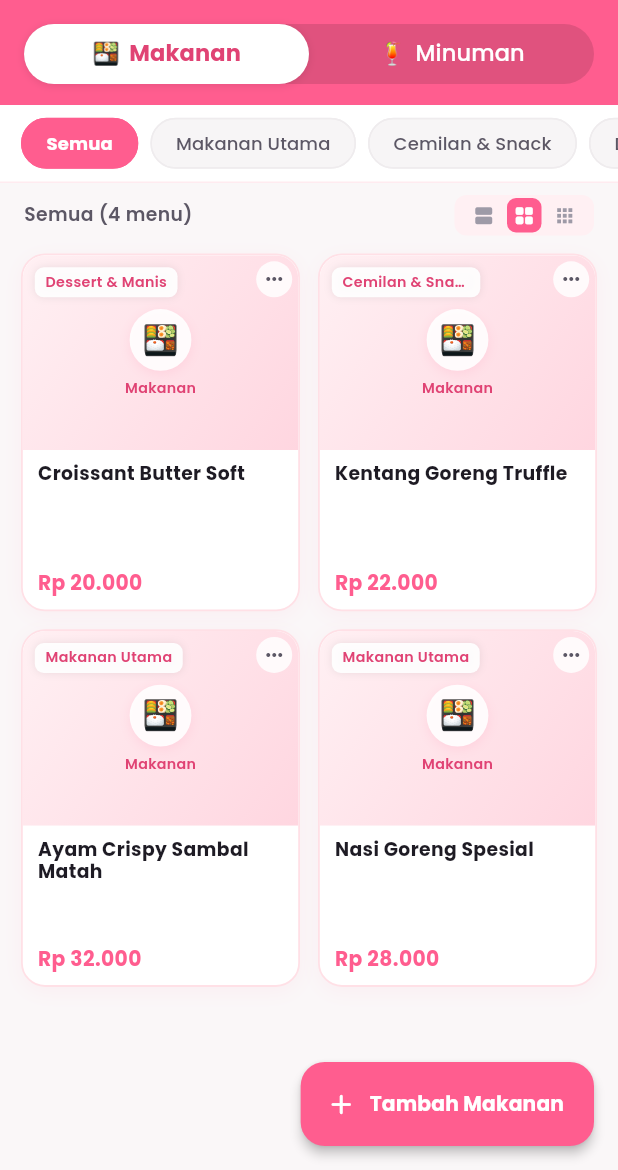
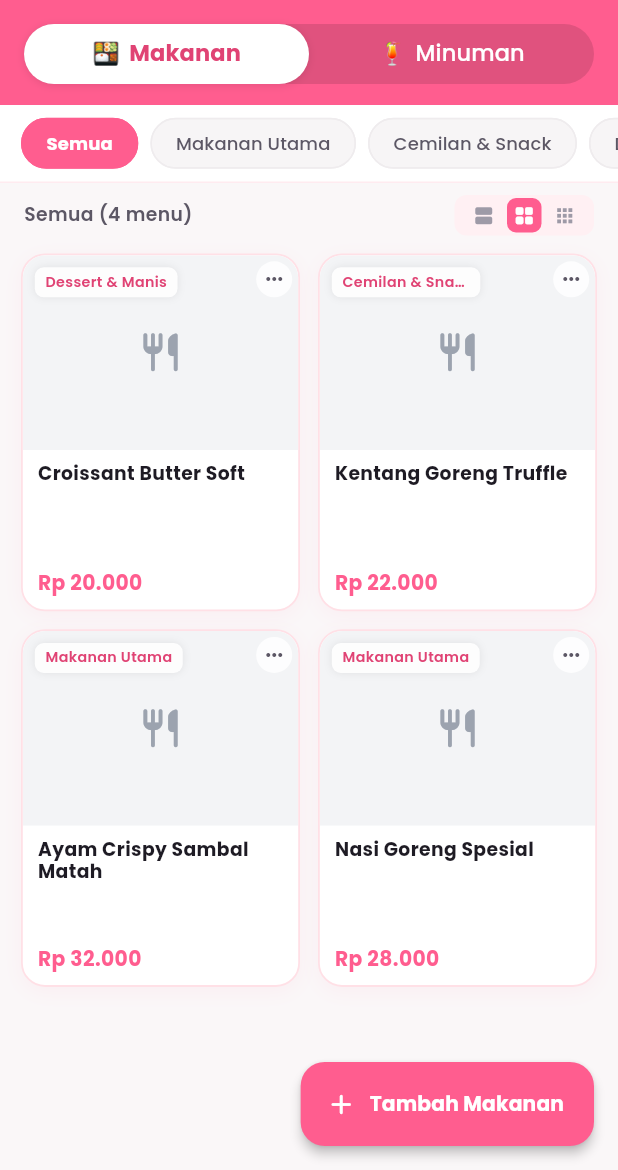
Before and after one commit to Dvamhmd/my_catalog, a Flutter app: the screen it shows after launch, on a phone screen of 412 x 824 dp, the part 66-1236 px from its top. Run offline on Flutter 3.47's test engine with Material 3 defaults, Android fonts, the phone set to English and light mode, and no system bars; our stand-ins replace image_picker, shared_preferences, sqflite; accounts and stored records are empty.

Commit message:
Update default placeholder to neutral gray utensil and drink icons

```diff
--- a/lib/widgets/custom_image_view.dart
+++ b/lib/widgets/custom_image_view.dart
@@ -2,7 +2,6 @@ import 'dart:io' as io;
 import 'package:flutter/foundation.dart';
 import 'package:flutter/material.dart';
 import '../models/category_type.dart';
-import '../theme/app_theme.dart';
 
 class CustomImageView extends StatelessWidget {
   final String? imagePath;
@@ -68,54 +67,24 @@ class CustomImageView extends StatelessWidget {
   }
 
   Widget _buildPlaceholder() {
+    final isFood = type == CategoryType.food;
+    final iconData = isFood ? Icons.restaurant_rounded : Icons.local_drink_rounded;
+
+    // Menghitung ukuran icon yang proporsional dengan dimensi gambar
+    final minDim = (width != null && height != null)
+        ? (width! < height! ? width! : height!)
+        : (height ?? width ?? 80.0);
+    final iconSize = (minDim * 0.38).clamp(20.0, 48.0);
+
     return Container(
       width: width,
       height: height,
-      decoration: const BoxDecoration(
-        gradient: LinearGradient(
-          colors: [
-            Color(0xFFFFF0F3),
-            Color(0xFFFFD6E0),
-          ],
-          begin: Alignment.topLeft,
-          end: Alignment.bottomRight,
-        ),
-      ),
+      color: const Color(0xFFF3F4F6),
       child: Center(
-        child: Column(
-          mainAxisAlignment: MainAxisAlignment.center,
-          mainAxisSize: MainAxisSize.min,
-          children: [
-            Container(
-              padding: const EdgeInsets.all(8),
-              decoration: const BoxDecoration(
-                color: Color(0xE6FFFFFF),
-                shape: BoxShape.circle,
-                boxShadow: [
-                  BoxShadow(
-                    color: Color(0x1FFF5D8F),
-                    blurRadius: 6,
-                    offset: Offset(0, 2),
-                  ),
-                ],
-              ),
-              child: Text(
-                type.emoji,
-                style: const TextStyle(fontSize: 20),
-              ),
-            ),
-            const SizedBox(height: 3),
-            Text(
-              type.displayName,
-              style: const TextStyle(
-                fontFamily: AppTheme.fontFamily,
-                fontSize: 9.5,
-                fontWeight: FontWeight.w600,
-                color: AppTheme.primaryPinkDark,
-                letterSpacing: 0.2,
-              ),
-            ),
-          ],
+        child: Icon(
+          iconData,
+          size: iconSize,
+          color: const Color(0xFF9CA3AF),
         ),
       ),
     );
```
